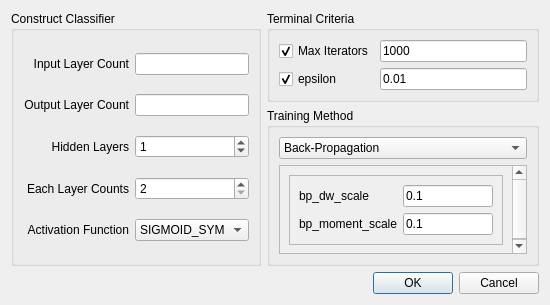
First picture: the form in mlpdialog.ui, repository chenguanzhou/TrafficSignRecognition, before the edit.
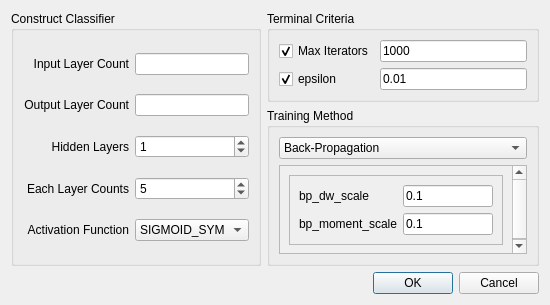
Second picture: the form after the edit.

```diff
--- a/mlpdialog.ui
+++ b/mlpdialog.ui
@@ -103,6 +103,9 @@
         <property name="minimum">
          <number>2</number>
         </property>
+        <property name="value">
+         <number>5</number>
+        </property>
        </widget>
       </item>
       <item row="1" column="1">
```
Left out of the diff: 2 changed lines with no effect on the pictures.
